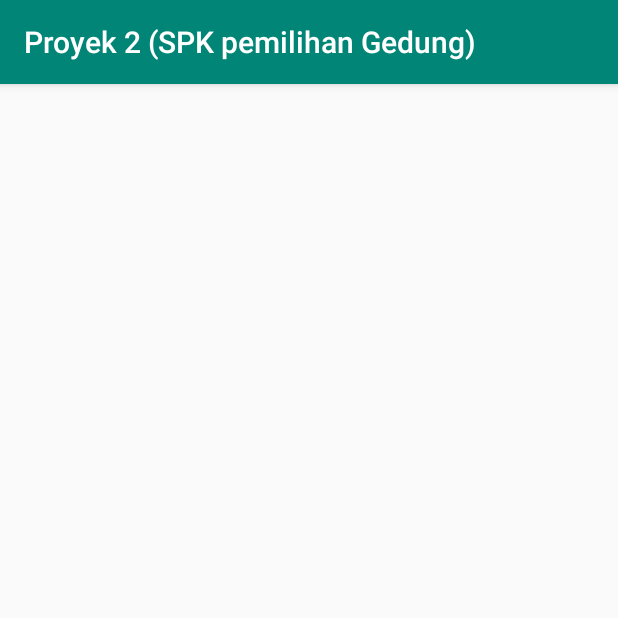
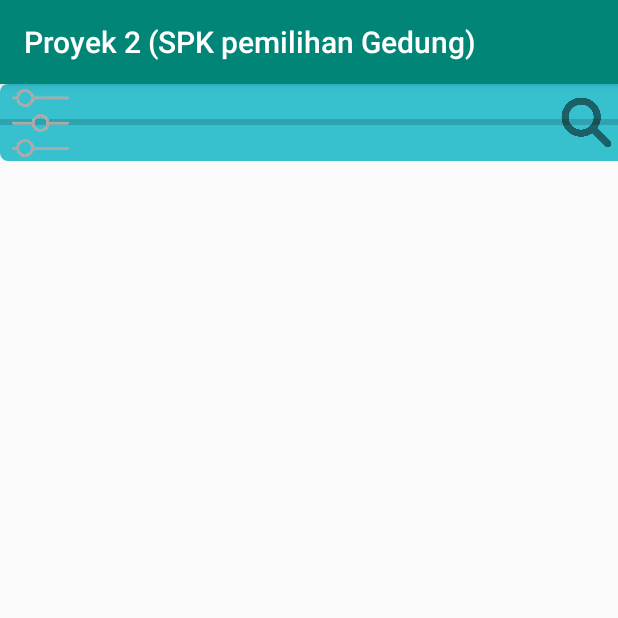
Before and after one commit to Wijip/Proyek-2, an Android app: the Home screen opened directly, with no data from a screen before it, on a phone screen of 412 x 824 dp, the top half of it. Run offline under Robolectric (Android 15) with nearby library versions, the phone set to English and light mode, and no system bars.

```diff
--- /dev/null
+++ b/app/src/main/res/drawable-mdpi/blue.xml
@@ -0,0 +1,6 @@
+<?xml version="1.0" encoding="utf-8"?>
+<shape xmlns:android="http://schemas.android.com/apk/res/android"
+    android:shape="rectangle">
+    <solid android:color="#37C0CE" />
+    <corners android:radius="5dp" />
+</shape>
--- /dev/null
+++ b/app/src/main/res/drawable/loginbutton.xml
@@ -0,0 +1,6 @@
+<?xml version="1.0" encoding="utf-8"?>
+<shape xmlns:android="http://schemas.android.com/apk/res/android"
+    android:shape="rectangle">
+    <corners android:radius="30dp"></corners>
+    <solid android:color="#FFEB3B"></solid>
+</shape>
--- /dev/null
+++ b/app/src/main/res/drawable/rounded.xml
@@ -0,0 +1,6 @@
+<?xml version="1.0" encoding="utf-8"?>
+<shape xmlns:android="http://schemas.android.com/apk/res/android"
+    android:shape="rectangle">
+    <corners android:radius="30dp"></corners>
+    <solid android:color="#FFFFFF"></solid>
+</shape>
--- a/app/src/main/res/layout/activity_home.xml
+++ b/app/src/main/res/layout/activity_home.xml
@@ -6,4 +6,40 @@
     android:layout_height="match_parent"
     tools:context=".Home">
 
+    <ProgressBar
+        android:id="@+id/progressBar"
+        style="?android:attr/progressBarStyleHorizontal"
+        android:layout_width="420dp"
+        android:layout_height="51dp"
+        android:background="@drawable/blue"
+        tools:layout_editor_absoluteX="-5dp"
+        tools:layout_editor_absoluteY="-4dp"
+        app:layout_constraintTop_toTopOf="parent"
+        app:layout_constraintLeft_toLeftOf="parent"
+         />
+
+    <ImageView
+        android:id="@+id/search"
+        android:layout_width="42dp"
+        android:layout_height="38dp"
+        app:srcCompat="@drawable/sear1"
+        tools:layout_editor_absoluteX="364dp"
+        tools:layout_editor_absoluteY="10dp"
+        app:layout_constraintTop_toTopOf="parent"
+        app:layout_constraintBottom_toBottomOf="@id/progressBar"
+        app:layout_constraintRight_toRightOf="parent" />
+
+    <ImageView
+        android:id="@+id/filter"
+        android:layout_width="54dp"
+        android:layout_height="45dp"
+        app:srcCompat="@drawable/filter"
+        tools:layout_editor_absoluteX="0dp"
+        tools:layout_editor_absoluteY="5dp"
+        app:layout_constraintTop_toTopOf="@id/progressBar"
+        app:layout_constraintBottom_toBottomOf="@id/progressBar"
+        app:layout_constraintLeft_toLeftOf="parent"
+        />
+
+
 </androidx.constraintlayout.widget.ConstraintLayout>
```
Also changed, not shown: app/src/main/res/layout/activity_login.xml (+7 -6 lines), app/src/main/res/drawable-mdpi/filter.png (added), app/src/main/res/drawable-mdpi/hipwee-Gedung-Kartini-750x563.jpg (added), app/src/main/res/drawable-mdpi/search.png (added), app/src/main/res/drawable-mdpi/slide3.jpg (added), app/src/main/res/drawable/sear1.png (added), 1 other file.
